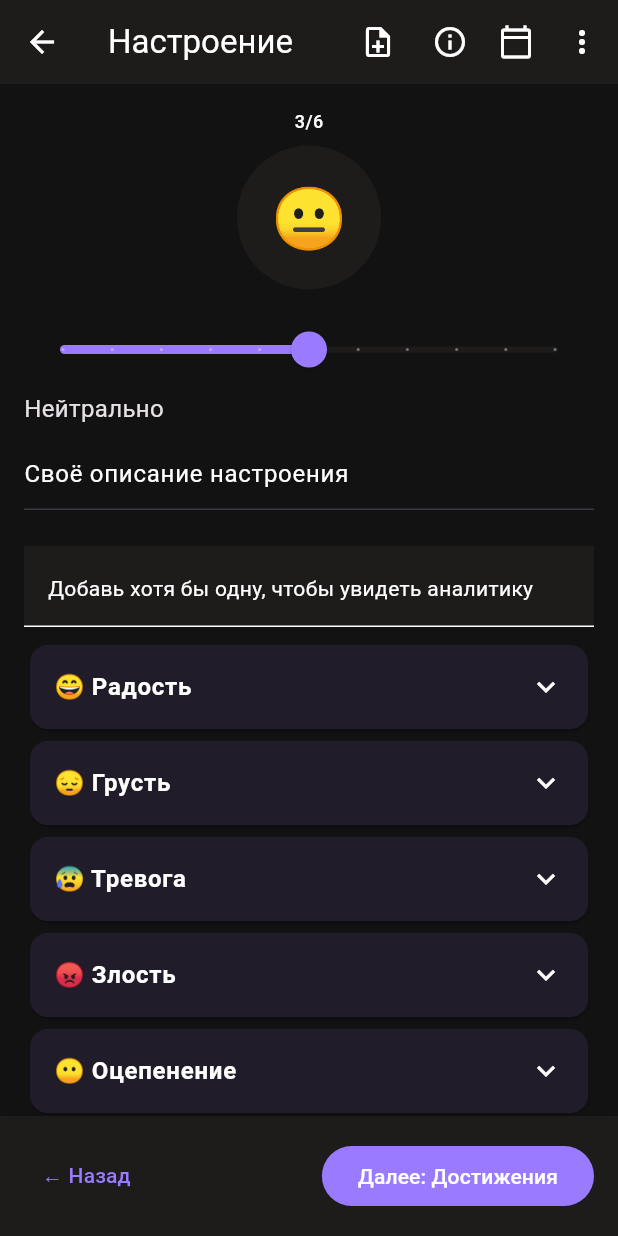
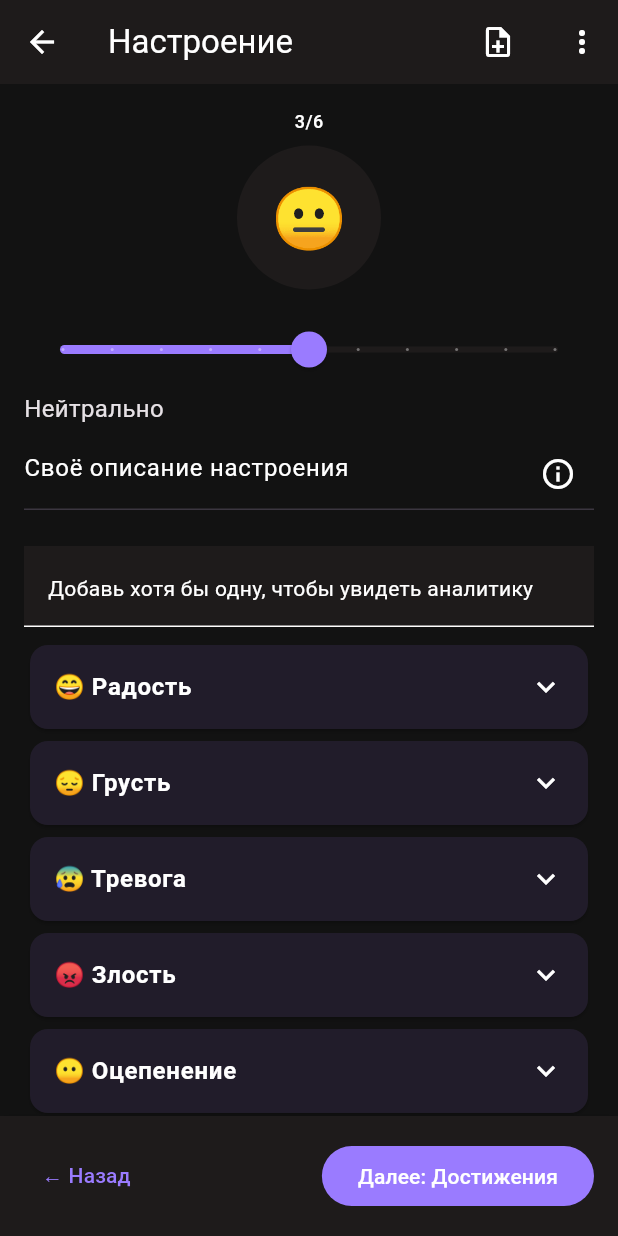
Before and after one commit to amran1451/digital_diary_app, a Flutter app: the MoodScreenNew screen opened directly with empty values, on a phone screen of 412 x 824 dp. Run offline on Flutter 3.47's test engine with Material 3 defaults, Android fonts, the phone set to English and light mode, and no system bars; our stand-ins replace auto_size_text, cloud_firestore, confetti, connectivity_plus, csv, file_picker and 16 more; missing offline and left inert: finance_tracker, nutrition_tracker, planner_app, simple_heatmap_calendar, workout_app; accounts and stored records are empty.

Commit message:
fix: поправил страничку с натсроением в новом дизайне

```diff
--- a/lib/screens/new_ui/mood_screen.dart
+++ b/lib/screens/new_ui/mood_screen.dart
@@ -242,19 +242,6 @@ Future<void> _editDraftNote() async {
               tooltip: 'Черновик',
               onPressed: _editDraftNote,
             ),
-                       IconButton(
-                         icon: const Icon(Icons.info_outline),
-                         onPressed: () {
-                           showDialog(
-                             context: context,
-                             builder: (ctx) => const AlertDialog(
-                               content: Text('Не запаривайся: выбери 2-3 эмоции, больше не нужно'),
-                             ),
-                           );
-                         },
-            ),
-            const SizedBox(width: 8),
-            const Icon(Icons.calendar_today_outlined),
             const SizedBox(width: 8),
             const DiaryMenuButton(),
           ],
@@ -313,8 +300,20 @@ Future<void> _editDraftNote() async {
                 const SizedBox(height: 8),
                 TextField(
                   controller: _moodCtrl,
-                                  decoration: const InputDecoration(
+                  decoration: InputDecoration(
                     hintText: 'Своё описание настроения',
+                    suffixIcon: IconButton(
+                      icon: const Icon(Icons.info_outline),
+                      tooltip: 'Подсказка',
+                      onPressed: () {
+                        showDialog(
+                          context: context,
+                          builder: (ctx) => const AlertDialog(
+                            content: Text('Не запаривайся: выбери 2-3 эмоции, больше не нужно'),
+                          ),
+                        );
+                      },
+                    ),
                   ),
                   onChanged: (_) async => await _save(),
                 ),
```
Lines whose indentation alone changed are shown as unchanged.
